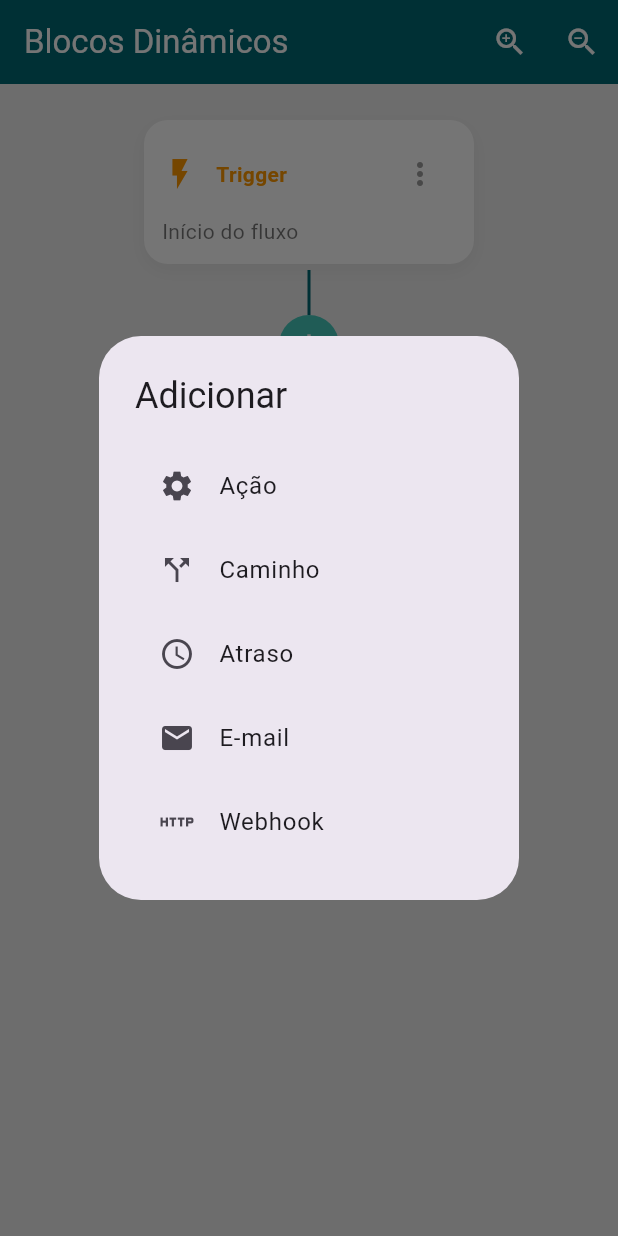
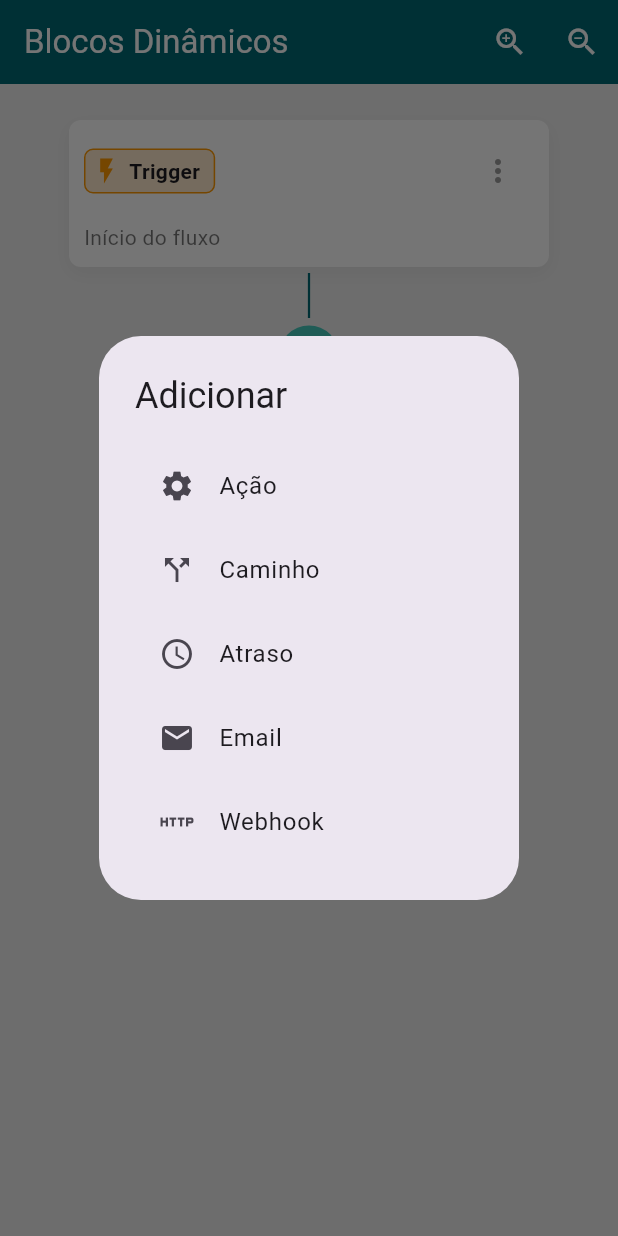
Before and after one commit to maiarakothe/mapa_testes, a Flutter app: the screen it shows after launch, after a tap on the "add" icon, on a phone screen of 412 x 824 dp. Run offline on Flutter 3.47's test engine with Material 3 defaults, Android fonts, the phone set to English and light mode, and no system bars.

Commit message:
feat: ajustes visuais

```diff
--- a/lib/add_button.dart
+++ b/lib/add_button.dart
@@ -9,7 +9,8 @@ import 'main.dart';
 class AddButton extends StatefulWidget {
   final String parentBlockId;
   final int insertIndex;
-  final Function(String parentId, String draggedId, int insertIndex) onBlockDropped;
+  final Function(String parentId, String draggedId, int insertIndex)
+      onBlockDropped;
   final Function(String parentId, int insertIndex) onAddBlock;
 
   const AddButton({
@@ -36,7 +37,8 @@ class _AddButtonState extends State<AddButton> {
         setState(() {
           _isHovering = false;
         });
-        widget.onBlockDropped(widget.parentBlockId, details.data, widget.insertIndex);
+        widget.onBlockDropped(
+            widget.parentBlockId, details.data, widget.insertIndex);
       },
       onWillAcceptWithDetails: (data) {
         setState(() {
@@ -55,7 +57,8 @@ class _AddButtonState extends State<AddButton> {
         // Se um bloco está sendo arrastado por cima, mostra um bloco fantasma
         if (isDraggingOver) {
           final draggedId = candidateData.first;
-          final draggedBlock = model.findBlockAndParent(draggedId!, model.rootBlock)?.block;
+          final draggedBlock =
+              model.findBlockAndParent(draggedId!, model.rootBlock)?.block;
 
           if (draggedBlock != null) {
             final blockColor = blockColors[draggedBlock.type] ?? Colors.grey;
@@ -104,12 +107,13 @@ class _AddButtonState extends State<AddButton> {
               child: AnimatedContainer(
                 duration: const Duration(milliseconds: 200),
                 curve: Curves.easeIn,
-                margin: const EdgeInsets.symmetric(vertical: 0),
+                margin: const EdgeInsets.symmetric(vertical: 5),
                 width: 40,
                 height: 40,
                 decoration: BoxDecoration(
                   color: _isHovering
-                      ? DefaultColors.primary : DefaultColors.secondary,
+                      ? DefaultColors.primary
+                      : DefaultColors.secondary,
                   borderRadius: BorderRadius.circular(_isHovering ? 12 : 20),
                   boxShadow: [
                     BoxShadow(
@@ -122,7 +126,10 @@ class _AddButtonState extends State<AddButton> {
                     ),
                   ],
                 ),
-                child: const Icon(Icons.add, color: Colors.white),
+                child: const Icon(
+                  Icons.add,
+                  color: Colors.white,
+                ),
               ),
             ),
           ),
--- a/lib/block_widget.dart
+++ b/lib/block_widget.dart
@@ -21,7 +21,7 @@ class BlockWidget extends StatelessWidget {
     required this.onRenameBlock,
     required this.onRemoveBlock,
     required this.onDuplicateBlock,
-    this.width = 220,
+    this.width = 320,
   });
 
   @override
@@ -46,22 +46,27 @@ class BlockWidget extends StatelessWidget {
       child: DragTarget<String>(
         onWillAccept: (data) => data != block.id,
         onAccept: (dragged) => onBlockDropped(block.id, dragged),
-        builder: (context, candidate, rejected) => _buildBlock(context, blockColor, blockIcon, highlight: candidate.isNotEmpty),
+        builder: (context, candidate, rejected) => _buildBlock(
+            context, blockColor, blockIcon,
+            highlight: candidate.isNotEmpty),
       ),
     );
   }
 
-  Widget _buildBlock(BuildContext context, Color color, IconData icon, {bool highlight = false}) {
+  Widget _buildBlock(BuildContext context, Color color, IconData icon,
+      {bool highlight = false}) {
     return Container(
       width: width,
-      padding: const EdgeInsets.all(12),
+      padding: const EdgeInsets.all(10),
       margin: const EdgeInsets.all(4),
       decoration: BoxDecoration(
         color: Colors.white,
-        borderRadius: BorderRadius.circular(16),
+        borderRadius: BorderRadius.circular(8),
         boxShadow: [
           BoxShadow(
-            color: highlight ? Colors.grey.withOpacity(0.9) : Colors.black.withOpacity(0.05),
+            color: highlight
+                ? Colors.grey.withOpacity(0.5)
+                : Colors.black.withOpacity(0.05),
             blurRadius: 10,
             offset: const Offset(0, 4),
           ),
@@ -72,19 +77,33 @@ class BlockWidget extends StatelessWidget {
         children: [
           Row(
             mainAxisAlignment: MainAxisAlignment.spaceBetween,
-            children: [
-              Icon(icon, size: 24, color: color),
-              Expanded(
-                child: Padding(
-                  padding: const EdgeInsets.symmetric(horizontal: 12.0),
-                  child: Text(
-                    block.title,
-                    style: TextStyle(fontWeight: FontWeight.bold, fontSize: 14, color: color),
+            children: <Widget>[
+              Container(
+                  decoration: BoxDecoration(
+                    color: color.withOpacity(0.2),
+                    borderRadius: BorderRadius.circular(6),
+                    border: Border.all(
+                      color: color,
+                    ),
                   ),
-                ),
-              ),
+                  padding: EdgeInsets.all(4),
+                  child: Row(
+                    children: <Widget>[
+                      Icon(icon, size: 20, color: color),
+                      SizedBox(width: 5),
+                      Text(
+                        block.title,
+                        style: TextStyle(
+                          fontWeight: FontWeight.w600,
+                          fontSize: 14,
+                        ),
+                      ),
+                      SizedBox(width: 5),
+                    ],
+                  )),
               PopupMenuButton<String>(
                 icon: const Icon(Icons.more_vert, color: Colors.grey),
+                tooltip: '',
                 onSelected: (String value) {
                   if (value == 'rename') {
                     onRenameBlock(block);
@@ -130,10 +149,11 @@ class BlockWidget extends StatelessWidget {
               ),
             ],
           ),
-          const SizedBox(height: 4),
+          const SizedBox(height: 10),
           Text(
             block.subtitle,
-            style: const TextStyle(color: Colors.black54,
+            style: const TextStyle(
+              color: Colors.black54,
             ),
           ),
         ],
--- a/lib/connection_line.dart
+++ b/lib/connection_line.dart
@@ -23,9 +23,10 @@ class StraightLinePainter extends CustomPainter {
   void paint(Canvas canvas, Size size) {
     final paint = Paint()
       ..color = DefaultColors.primary
-      ..strokeWidth = 2 // Linha mais fina
+      ..strokeWidth = 1.5 // Linha mais fina
       ..style = PaintingStyle.stroke;
-    canvas.drawLine(Offset(size.width / 2, 0), Offset(size.width / 2, size.height), paint);
+    canvas.drawLine(
+        Offset(size.width / 2, 0), Offset(size.width / 2, size.height), paint);
   }
 
   @override
@@ -71,6 +72,7 @@ class BranchingLinePainter extends CustomPainter {
 
   @override
   bool shouldRepaint(CustomPainter oldDelegate) {
-    return oldDelegate is! BranchingLinePainter || oldDelegate.numChildren != numChildren;
+    return oldDelegate is! BranchingLinePainter ||
+        oldDelegate.numChildren != numChildren;
   }
 }
--- a/lib/workflow_page.dart
+++ b/lib/workflow_page.dart
@@ -310,12 +310,12 @@ class _WorkflowPageState extends State<WorkflowPage> {
                 ),
                 ListTile(
                   leading: Icon(blockIcons['email']),
-                  title: const Text('E-mail'),
+                  title: const Text('Email'),
                   onTap: () {
-                    model.addBlockAsChild(parentId, 'Enviar E-mail', 'email',
+                    model.addBlockAsChild(parentId, 'Enviar Email', 'email',
                         insertIndex: insertIndex);
                     Navigator.pop(context);
-                    _showSnackBar('Bloco "Enviar E-mail" adicionado!');
+                    _showSnackBar('Bloco "Enviar Email" adicionado!');
                   },
                 ),
                 ListTile(
```
Also changed, not shown: lib/data.dart (line endings or trailing spaces).
